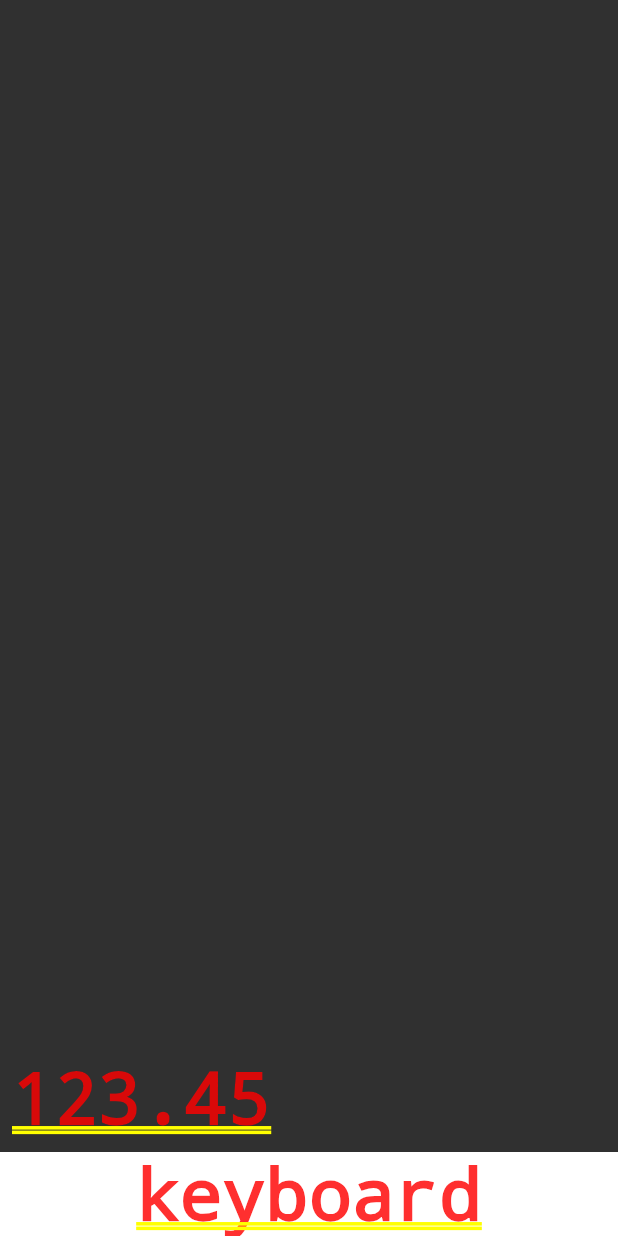
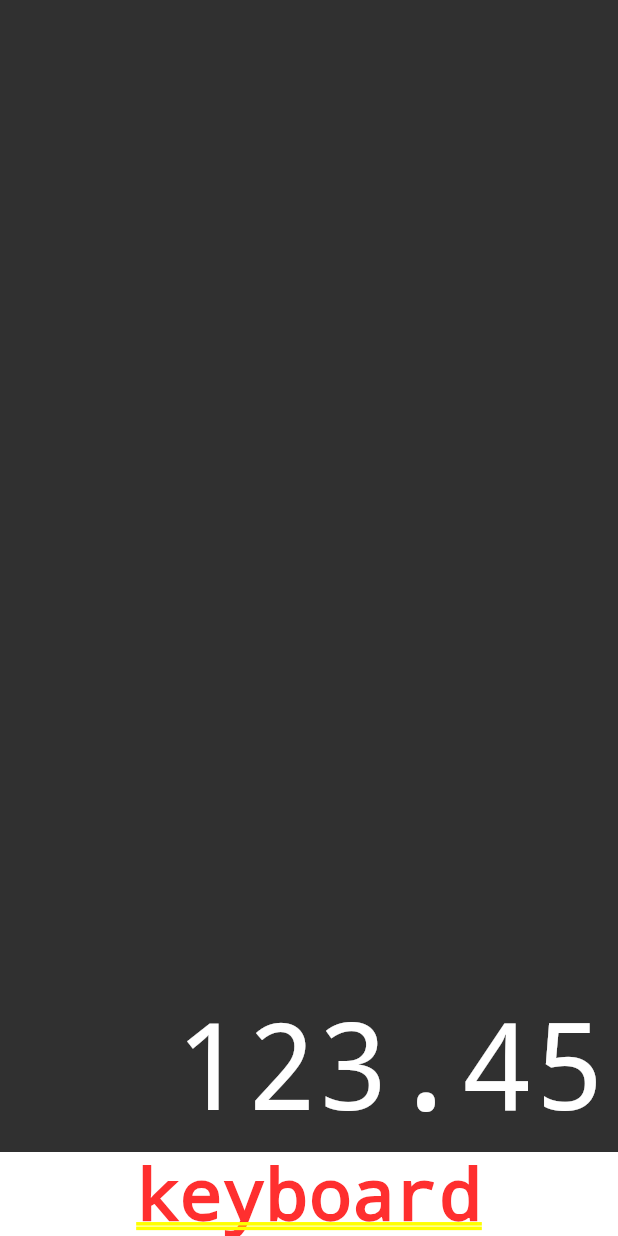
Before and after one commit to abraaobb/calculator_app, a Flutter app: the screen it shows after launch, on a phone screen of 412 x 824 dp. Run offline on Flutter 3.47's test engine with Material 3 defaults, Android fonts, the phone set to English and light mode, and no system bars; drawn by our look-alikes of auto_size_text.

Commit message:
03 - finished display component and create keyboard component

```diff
--- a/lib/components/display.dart
+++ b/lib/components/display.dart
@@ -1,3 +1,4 @@
+import 'package:auto_size_text/auto_size_text.dart';
 import 'package:flutter/material.dart';
 
 class Display extends StatelessWidget {
@@ -16,7 +17,18 @@ class Display extends StatelessWidget {
           children: [
             Padding(
               padding: const EdgeInsets.all(8.0),
-              child: Text(text),
+              child: AutoSizeText(
+                text,
+                minFontSize: 20,
+                maxFontSize: 80,
+                maxLines: 1,
+                textAlign: TextAlign.end,
+                style: const TextStyle(
+                    fontWeight: FontWeight.w100,
+                    decoration: TextDecoration.none,
+                    fontSize: 80,
+                    color: Colors.white),
+              ),
             ),
           ],
         ),
```
Also changed, not shown: lib/components/keyboard.dart (added).
